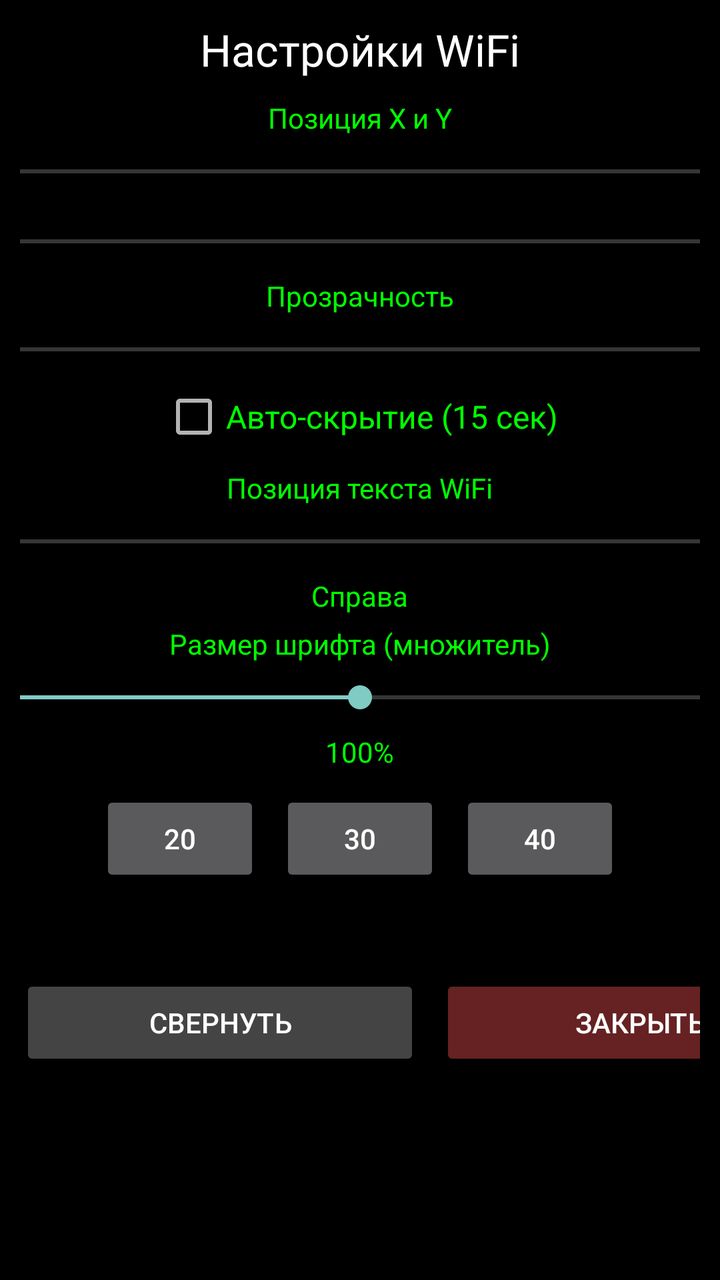
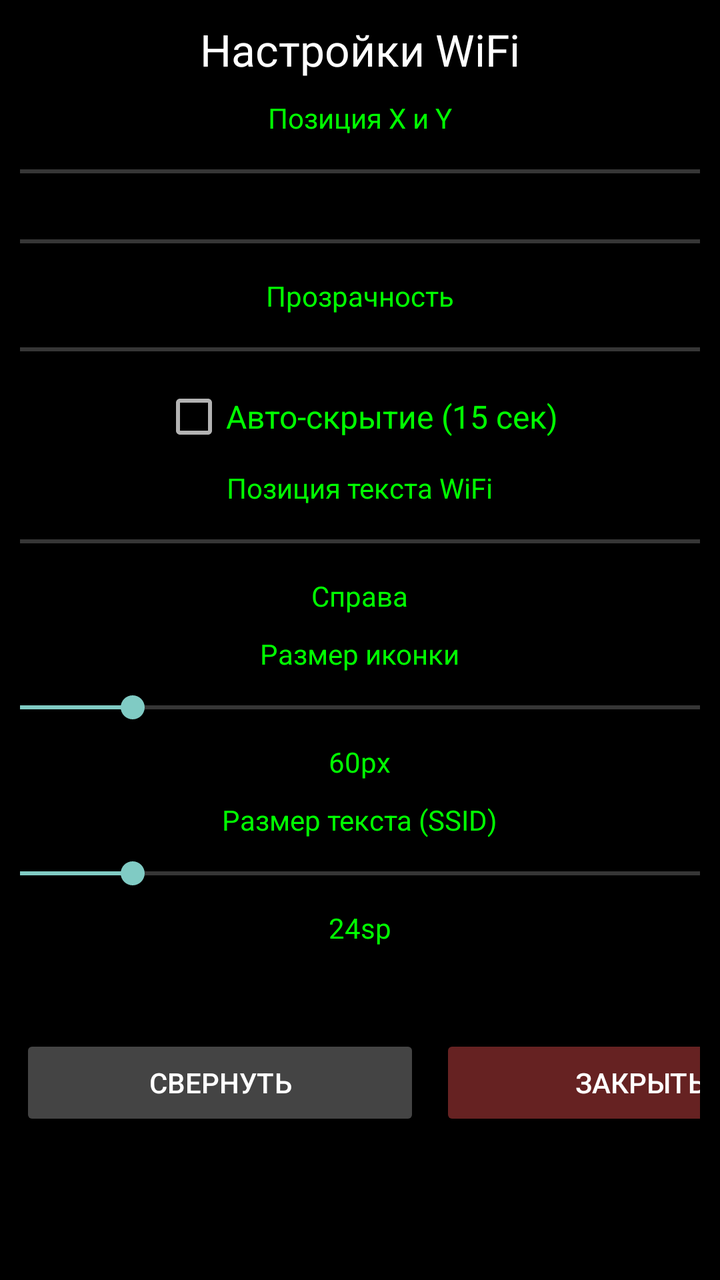

An Android layout rendered at two revisions. The XML below is the earlier revision; the diff shows what the commit changed to produce the second picture.
<!-- AndroidManifest.xml: application theme AppTheme -->
<!-- res/layout/activity_main.xml -->
<?xml version="1.0" encoding="utf-8"?>
<ScrollView xmlns:android="http://schemas.android.com/apk/res/android"
    android:layout_width="match_parent"
    android:layout_height="match_parent"
    android:background="#cc000000">

    <LinearLayout
        android:layout_width="match_parent"
        android:layout_height="wrap_content"
        android:orientation="vertical"
        android:padding="10dp"
        android:gravity="center">

        <TextView
            android:layout_width="wrap_content"
            android:layout_height="wrap_content"
            android:text="Настройки WiFi"
            android:textSize="22sp"
            android:textColor="#ffffffff"
            android:layout_marginBottom="10dp" />

        <TextView
            android:layout_width="wrap_content"
            android:layout_height="wrap_content"
            android:text="Позиция X и Y"
            android:textColor="#ff00ff00" />

        <SeekBar
            android:id="@+id/sbX"
            android:layout_width="600dp"
            android:layout_height="35dp"
            android:max="100" />

        <SeekBar
            android:id="@+id/sbY"
            android:layout_width="600dp"
            android:layout_height="35dp"
            android:max="100" />

        <TextView
            android:layout_width="wrap_content"
            android:layout_height="wrap_content"
            android:text="Прозрачность"
            android:textColor="#ff00ff00" />

        <SeekBar
            android:id="@+id/sbAlpha"
            android:layout_width="600dp"
            android:layout_height="35dp"
            android:max="255" />

        <CheckBox
            android:id="@+id/cbAutoHide"
            android:layout_width="wrap_content"
            android:layout_height="wrap_content"
            android:text="Авто-скрытие (15 сек)"
            android:textSize="16sp"
            android:textColor="#ff00ff00" />

        <TextView
            android:layout_width="wrap_content"
            android:layout_height="wrap_content"
            android:text="Позиция текста WiFi"
            android:textColor="#ff00ff00"
            android:layout_marginTop="10dp" />

        <SeekBar
            android:id="@+id/sbTextPosition"
            android:layout_width="600dp"
            android:layout_height="35dp"
            android:max="1" />

        <TextView
            android:id="@+id/tvTextPositionLabel"
            android:layout_width="wrap_content"
            android:layout_height="wrap_content"
            android:text="Справа"
            android:textColor="#ff00ff00" />

        <TextView
            android:layout_width="wrap_content"
            android:layout_height="wrap_content"
            android:text="Размер шрифта (множитель)"
            android:textColor="#ff00ff00"
            android:layout_marginTop="5dp" />

        <SeekBar
            android:id="@+id/sbFontSize"
            android:layout_width="600dp"
            android:layout_height="35dp"
            android:max="200"
            android:progress="100" />

        <TextView
            android:id="@+id/tvFontSizeLabel"
            android:layout_width="wrap_content"
            android:layout_height="wrap_content"
            android:text="100%"
            android:textColor="#ff00ff00" />

        <LinearLayout
            android:layout_width="wrap_content"
            android:layout_height="wrap_content"
            android:orientation="horizontal"
            android:layout_marginTop="10dp">

            <Button
                android:id="@+id/btnSize20"
                android:layout_width="80dp"
                android:layout_height="wrap_content"
                android:text="20" />

            <Button
                android:id="@+id/btnSize30"
                android:layout_width="80dp"
                android:layout_height="wrap_content"
                android:text="30"
                android:layout_marginHorizontal="10dp" />

            <Button
                android:id="@+id/btnSize40"
                android:layout_width="80dp"
                android:layout_height="wrap_content"
                android:text="40" />

        </LinearLayout>

        <TextView
            android:id="@+id/tvPermissionsStatus"
            android:layout_width="wrap_content"
            android:layout_height="wrap_content"
            android:text=""
            android:textSize="14sp"
            android:textColor="#ffaaaaaa"
            android:layout_marginTop="15dp" />

        <LinearLayout
            android:layout_width="wrap_content"
            android:layout_height="wrap_content"
            android:orientation="horizontal"
            android:layout_marginTop="10dp">

            <Button
                android:id="@+id/btnMinimize"
                android:layout_width="200dp"
                android:layout_height="wrap_content"
                android:text="СВЕРНУТЬ"
                android:backgroundTint="#ff444444"
                android:layout_marginEnd="10dp" />

            <Button
                android:id="@+id/btnClose"
                android:layout_width="200dp"
                android:layout_height="wrap_content"
                android:text="ЗАКРЫТЬ"
                android:backgroundTint="#ff662222" />

        </LinearLayout>

    </LinearLayout>

</ScrollView>
<!-- resources referenced by this layout -->
<resources>
  <style name="AppTheme" parent="Theme.AppCompat.NoActionBar">
          <item name="android:windowBackground">@android:color/black</item>
          <item name="android:colorBackground">@android:color/black</item>
          <item name="android:textColorPrimary">@android:color/white</item>
      </style>
</resources>

<!-- the commit's change to res/layout/activity_main.xml (unified diff, before → after) -->
@@ -80,50 +80,44 @@
         <TextView
             android:layout_width="wrap_content"
             android:layout_height="wrap_content"
-            android:text="Размер шрифта (множитель)"
+            android:text="Размер иконки"
             android:textColor="#ff00ff00"
-            android:layout_marginTop="5dp" />
+            android:layout_marginTop="10dp" />
+
+        <SeekBar
+            android:id="@+id/sbIconSize"
+            android:layout_width="600dp"
+            android:layout_height="35dp"
+            android:max="200"
+            android:progress="60" />
+
+        <TextView
+            android:id="@+id/tvIconSizeLabel"
+            android:layout_width="wrap_content"
+            android:layout_height="wrap_content"
+            android:text="60px"
+            android:textColor="#ff00ff00" />
+
+        <TextView
+            android:layout_width="wrap_content"
+            android:layout_height="wrap_content"
+            android:text="Размер текста (SSID)"
+            android:textColor="#ff00ff00"
+            android:layout_marginTop="10dp" />
 
         <SeekBar
             android:id="@+id/sbFontSize"
             android:layout_width="600dp"
             android:layout_height="35dp"
-            android:max="200"
-            android:progress="100" />
+            android:max="80"
+            android:progress="24" />
 
         <TextView
             android:id="@+id/tvFontSizeLabel"
             android:layout_width="wrap_content"
             android:layout_height="wrap_content"
-            android:text="100%"
+            android:text="24sp"
             android:textColor="#ff00ff00" />
-
-        <LinearLayout
-            android:layout_width="wrap_content"
-            android:layout_height="wrap_content"
-            android:orientation="horizontal"
-            android:layout_marginTop="10dp">
-
-            <Button
-                android:id="@+id/btnSize20"
-                android:layout_width="80dp"
-                android:layout_height="wrap_content"
-                android:text="20" />
-
-            <Button
-                android:id="@+id/btnSize30"
-                android:layout_width="80dp"
-                android:layout_height="wrap_content"
-                android:text="30"
-                android:layout_marginHorizontal="10dp" />
-
-            <Button
-                android:id="@+id/btnSize40"
-                android:layout_width="80dp"
-                android:layout_height="wrap_content"
-                android:text="40" />
-
-        </LinearLayout>
 
         <TextView
             android:id="@+id/tvPermissionsStatus"
